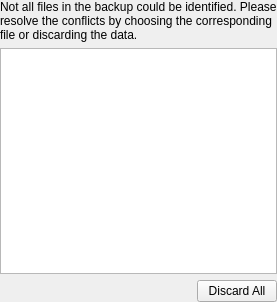
Above: nepomuk/services/backupsync/gui/mergeconflictwidget.ui from KDE/kde-runtime before the change. Below: the same form after it.
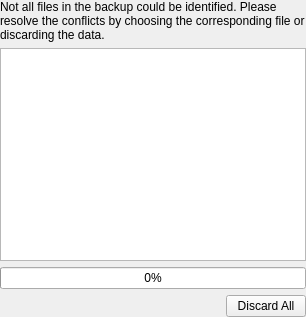
That is the form after the change. Custom widgets are drawn as their Qt base class.

Commit message: * Add completed signal to the Identifier and its dbus interface * Added a progress bar in the IdentifierWidget ( mergeconflictmwidget )

What changed in the file:
```diff
--- a/nepomuk/services/backupsync/gui/mergeconflictwidget.ui
+++ b/nepomuk/services/backupsync/gui/mergeconflictwidget.ui
@@ -6,8 +6,8 @@
    <rect>
     <x>0</x>
     <y>0</y>
-    <width>277</width>
-    <height>302</height>
+    <width>306</width>
+    <height>317</height>
    </rect>
   </property>
   <layout class="QVBoxLayout" name="verticalLayout">
@@ -31,6 +31,16 @@
      </attribute>
     </widget>
    </item>
+   <item>
+    <widget class="QProgressBar" name="m_progressBar">
+     <property name="value">
+      <number>0</number>
+     </property>
+     <property name="textVisible">
+      <bool>true</bool>
+     </property>
+    </widget>
+   </item>
    <item>
     <layout class="QHBoxLayout" name="horizontalLayout">
      <item>
```
The commit also changes 5 other files.
